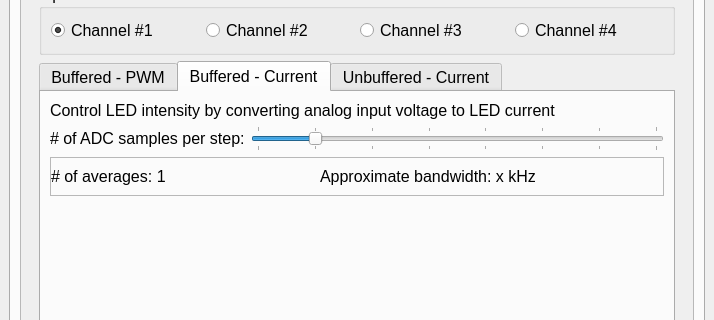
Old version of the form Software/GUI_code/QtDesigner_GUI.ui in the repository Llamero/Four_Channel_MHz_LED_Driver; both pictures show x 0 to 714 and y 251 to 571 of the 714 by 1018 pixel window.
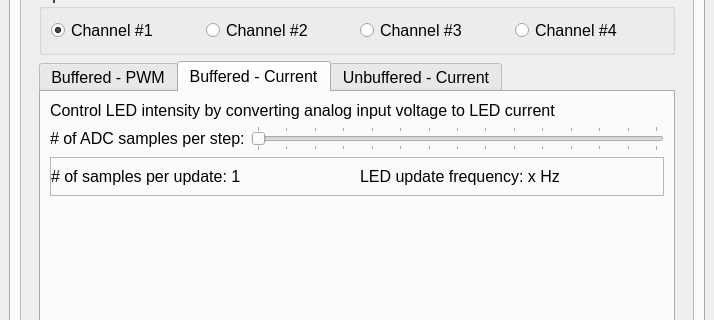
New version of the form. Custom widgets are drawn as their Qt base class.

Commit message: Fixed analog sync freq stability, implemented GUI analog label updates with slider

```diff
--- a/Software/GUI_code/QtDesigner_GUI.ui
+++ b/Software/GUI_code/QtDesigner_GUI.ui
@@ -1468,7 +1468,7 @@
                       <property name="frameShadow">
                        <enum>QFrame::Raised</enum>
                       </property>
-                      <layout class="QGridLayout" name="gridLayout_47" columnstretch="10,13">
+                      <layout class="QGridLayout" name="gridLayout_47" columnstretch="10,10">
                        <property name="leftMargin">
                         <number>0</number>
                        </property>
@@ -1481,7 +1481,7 @@
                           <string>The number of ADC samples per step.</string>
                          </property>
                          <property name="text">
-                          <string># of averages: 1</string>
+                          <string># of samples per update: 1</string>
                          </property>
                         </widget>
                        </item>
@@ -1491,7 +1491,7 @@
                           <string>Estimated maximum bandwidth analog output.</string>
                          </property>
                          <property name="text">
-                          <string>Approximate bandwidth: x kHz</string>
+                          <string>LED update frequency: x Hz</string>
                          </property>
                         </widget>
                        </item>
@@ -1504,10 +1504,10 @@
                        <string>Set the number of individual reads to average to filter the input ADC</string>
                       </property>
                       <property name="minimum">
-                       <number>0</number>
+                       <number>1</number>
                       </property>
                       <property name="maximum">
-                       <number>7</number>
+                       <number>15</number>
                       </property>
                       <property name="singleStep">
                        <number>0</number>
```
Left out of the diff: 60 changed lines with no effect on the pictures. The commit also changes 5 other files.
